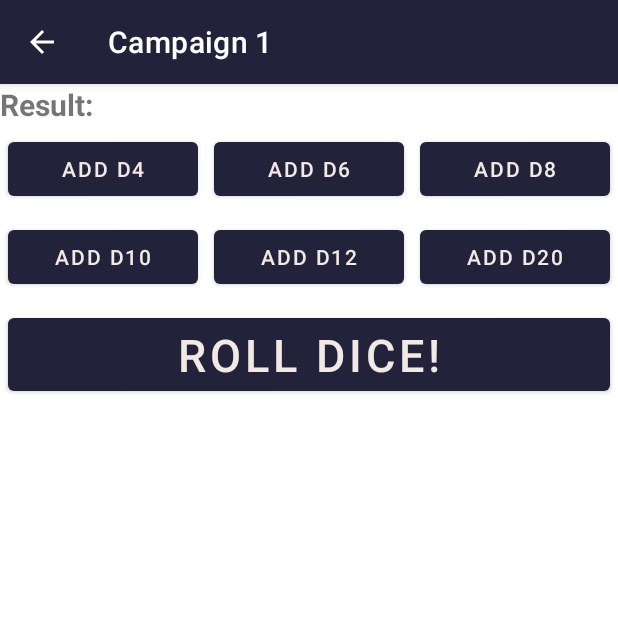
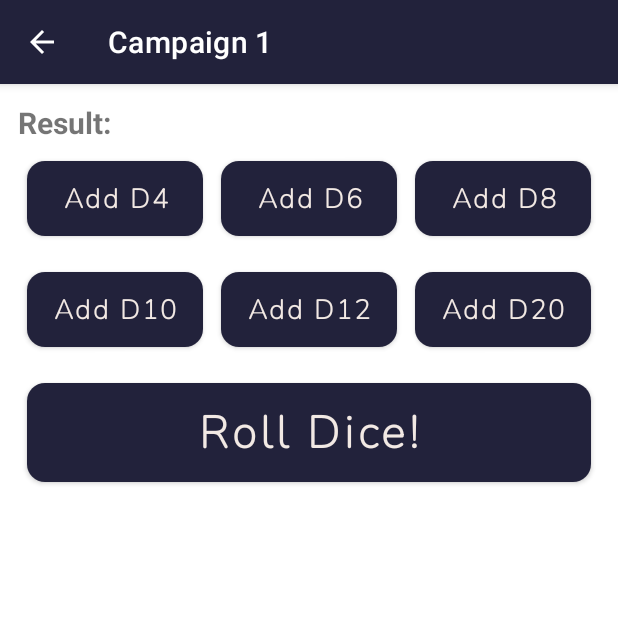
Before and after one commit to ygteker/paperless-pen-and-paper, an Android app: the fragment DiceFragmentAnimated placed in its activity, on a phone screen of 412 x 824 dp, the top half of it. Run offline under Robolectric (Android 15) with nearby library versions, the phone set to English and light mode, and no system bars.

Commit message:
Changed Rolling Dice Fragment layout and maximum number of dice. Rolling buttons don't get pushed out of the window anymore.

```diff
--- a/frontend/app/src/main/java/lmu/msp/frontend/diceRolling/DiceFragmentAnimated.kt
+++ b/frontend/app/src/main/java/lmu/msp/frontend/diceRolling/DiceFragmentAnimated.kt
@@ -219,7 +219,7 @@ class DiceFragmentAnimated : Fragment() {
 
     @SuppressLint("NotifyDataSetChanged")
     private fun addDice(sides: Int) {
-        if (diceArrayList.size >= 24) {
+        if (diceArrayList.size >= 40) {
             Toast.makeText(context, "Cannot add any more dice", Toast.LENGTH_SHORT).show()
         } else {
             val data: diceData
--- a/frontend/app/src/main/res/layout/fragment_dice_animated.xml
+++ b/frontend/app/src/main/res/layout/fragment_dice_animated.xml
@@ -3,8 +3,21 @@
     xmlns:app="http://schemas.android.com/apk/res-auto"
     android:layout_width="match_parent"
     android:layout_height="match_parent"
-    >
+    android:padding="12dp">
 
+
+    <LinearLayout
+        android:layout_width="match_parent"
+        android:layout_height="wrap_content"
+        android:orientation="vertical"
+        android:id="@+id/Linear1"
+        android:weightSum="1">
+
+        <ScrollView
+            android:id="@+id/scrollviewTest"
+            android:layout_width="match_parent"
+            android:layout_height="wrap_content"
+            android:layout_weight="1">
 
             <androidx.recyclerview.widget.RecyclerView
                 android:id="@+id/rollDiceRecyclerView"
@@ -13,11 +26,19 @@
 
             </androidx.recyclerview.widget.RecyclerView>
 
+        </ScrollView>
+
+        <LinearLayout
+            android:id="@+id/Linear2"
+            android:layout_width="match_parent"
+            android:layout_height="wrap_content"
+            android:orientation="vertical"
+            android:layout_weight="0">
+
             <TextView
                 android:id="@+id/resultTextView"
                 android:layout_width="wrap_content"
                 android:layout_height="wrap_content"
-        android:layout_below="@id/rollDiceRecyclerView"
                 android:text="Result: "
                 android:textSize="20sp"
                 android:textStyle="bold" />
@@ -26,39 +47,34 @@
                 android:id="@+id/layoutD4D6D8"
                 android:layout_width="match_parent"
                 android:layout_height="wrap_content"
-        android:layout_below="@+id/resultTextView"
-        android:orientation="horizontal">
+                android:orientation="horizontal"
+
+                >
 
                 <Button
                     android:id="@+id/addButtonD4"
+                    style="@style/diceButtons"
                     android:layout_width="wrap_content"
                     android:layout_height="wrap_content"
-            android:layout_marginStart="5dp"
-            android:layout_marginTop="5dp"
-            android:layout_marginEnd="5dp"
-            android:layout_marginBottom="5dp"
+                    android:layout_margin="6dp"
                     android:layout_weight="1"
                     android:text="Add D4" />
 
                 <Button
                     android:id="@+id/addButtonD6"
+                    style="@style/diceButtons"
                     android:layout_width="wrap_content"
                     android:layout_height="wrap_content"
-            android:layout_marginStart="5dp"
-            android:layout_marginTop="5dp"
-            android:layout_marginEnd="5dp"
-            android:layout_marginBottom="5dp"
+                    android:layout_margin="6dp"
                     android:layout_weight="1"
                     android:text="Add D6" />
 
                 <Button
                     android:id="@+id/addButtonD8"
+                    style="@style/diceButtons"
                     android:layout_width="wrap_content"
                     android:layout_height="wrap_content"
-            android:layout_marginStart="5dp"
-            android:layout_marginTop="5dp"
-            android:layout_marginEnd="5dp"
-            android:layout_marginBottom="5dp"
+                    android:layout_margin="6dp"
                     android:layout_weight="1"
                     android:text="Add D8" />
 
@@ -68,53 +84,53 @@
                 android:id="@+id/layoutD10D12D20"
                 android:layout_width="match_parent"
                 android:layout_height="wrap_content"
-        android:layout_below="@+id/layoutD4D6D8"
+
+
                 android:orientation="horizontal">
 
                 <Button
                     android:id="@+id/addButtonD10"
+                    style="@style/diceButtons"
                     android:layout_width="wrap_content"
                     android:layout_height="wrap_content"
-            android:layout_marginStart="5dp"
-            android:layout_marginTop="5dp"
-            android:layout_marginEnd="5dp"
-            android:layout_marginBottom="5dp"
+                    android:layout_margin="6dp"
                     android:layout_weight="1"
                     android:text="Add D10" />
 
                 <Button
                     android:id="@+id/addButtonD12"
+                    style="@style/diceButtons"
                     android:layout_width="wrap_content"
                     android:layout_height="wrap_content"
-            android:layout_marginStart="5dp"
-            android:layout_marginTop="5dp"
-            android:layout_marginEnd="5dp"
-            android:layout_marginBottom="5dp"
+                    android:layout_margin="6dp"
                     android:layout_weight="1"
                     android:text="Add D12" />
 
                 <Button
                     android:id="@+id/addButtonD20"
+                    style="@style/diceButtons"
                     android:layout_width="wrap_content"
                     android:layout_height="wrap_content"
-            android:layout_marginStart="5dp"
-            android:layout_marginTop="5dp"
-            android:layout_marginEnd="5dp"
-            android:layout_marginBottom="5dp"
+                    android:layout_margin="6dp"
                     android:layout_weight="1"
                     android:text="Add D20" />
+
             </LinearLayout>
 
             <Button
                 android:id="@+id/rollDiceButtonAll"
+                style="@style/diceButtons"
                 android:layout_width="match_parent"
                 android:layout_height="wrap_content"
-        android:layout_below="@+id/layoutD10D12D20"
-        android:layout_margin="5dp"
+                android:layout_marginStart="6dp"
+                android:layout_marginTop="6dp"
+                android:layout_marginEnd="6dp"
+                android:layout_marginBottom="6dp"
                 android:text="Roll Dice!"
                 android:textSize="30sp" />
 
-
+        </LinearLayout>
+    </LinearLayout>
 
 
 </RelativeLayout>
--- a/frontend/app/src/main/res/values/styles.xml
+++ b/frontend/app/src/main/res/values/styles.xml
@@ -10,6 +10,19 @@
         <item name="android:textStyle">bold</item>
         <item name="android:textColor">@color/space_cadet</item>
         <item name="backgroundTint">@color/silver_pink</item>
+        <item name="android:textSize">@dimen/text_size</item>
+        <item name="textAllCaps">false</item>
+        <item name="android:paddingBottom">12dp</item>
+        <item name="android:paddingTop">12dp</item>
+    </style>
+
+    <style name="diceButtons" parent="@style/Widget.MaterialComponents.Button">
+        <item name="android:elevation">4dp</item>
+        <item name="cornerRadius">12dp</item>
+        <item name="android:fontFamily">@font/nunito</item>
+        <item name="android:textStyle">bold</item>
+        <item name="android:textColor">@color/isabelline</item>
+        <item name="backgroundTint">@color/space_cadet</item>
         <item name="android:textSize">@dimen/text_size</item>
         <item name="textAllCaps">false</item>
         <item name="android:paddingBottom">12dp</item>
```
Lines whose indentation alone changed are shown as unchanged.
